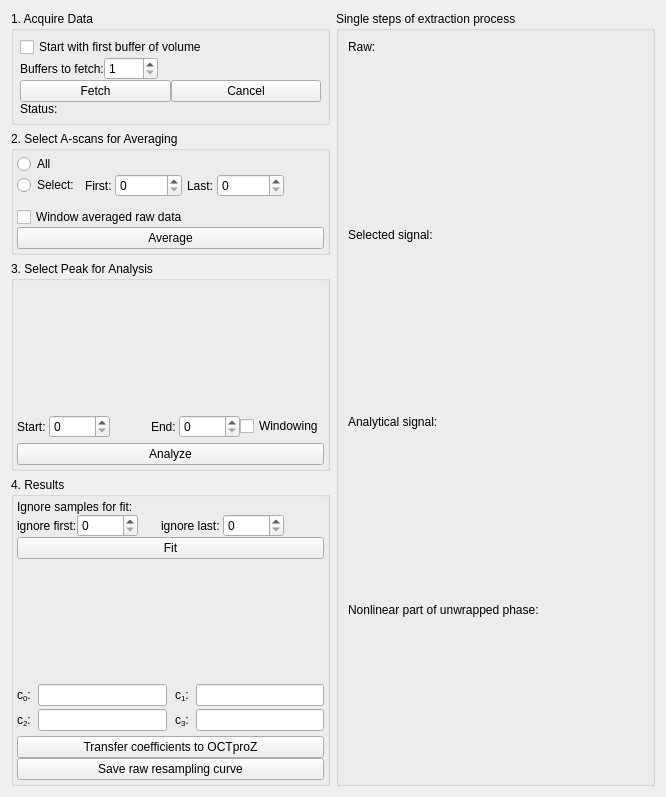
spectralcode/PhaseExtractionExtension, file src/phaseextractionextensionform.ui: the form before one commit.
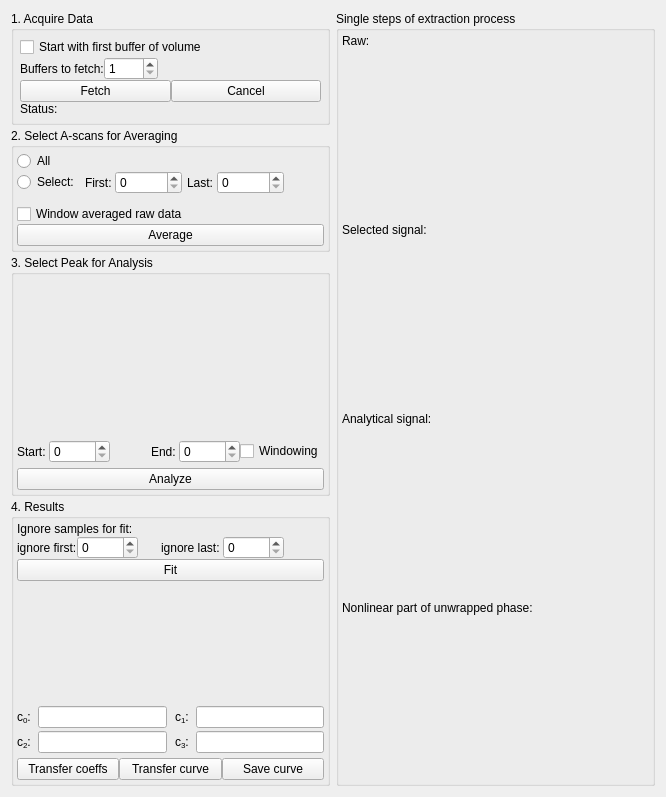
The form after the commit. Custom widgets are drawn as their Qt base class.

Commit message: transfer curve to octproz added

Patch:
```diff
--- a/src/phaseextractionextensionform.ui
+++ b/src/phaseextractionextensionform.ui
@@ -25,9 +25,12 @@
   <property name="windowTitle">
    <string>Form</string>
   </property>
-  <layout class="QHBoxLayout" name="horizontalLayout_11">
+  <layout class="QHBoxLayout" name="horizontalLayout_14">
    <item>
     <layout class="QVBoxLayout" name="verticalLayout_9">
+     <property name="spacing">
+      <number>3</number>
+     </property>
      <item>
       <widget class="QGroupBox" name="groupBox">
        <property name="minimumSize">
@@ -675,18 +678,29 @@
          </spacer>
         </item>
         <item>
+         <layout class="QHBoxLayout" name="horizontalLayout_11">
+          <item>
          <widget class="QPushButton" name="pushButton_transferCoeffs">
           <property name="text">
-           <string>Transfer coefficients to OCTproZ</string>
+             <string>Transfer coeffs</string>
+            </property>
+           </widget>
+          </item>
+          <item>
+           <widget class="QPushButton" name="pushButton_transferCurve">
+            <property name="text">
+             <string>Transfer curve</string>
           </property>
          </widget>
         </item>
         <item>
          <widget class="QPushButton" name="pushButton_saveRawResamplingCurve">
           <property name="text">
-           <string>Save raw resampling curve</string>
-          </property>
-         </widget>
+             <string>Save curve</string>
+            </property>
+           </widget>
+          </item>
+         </layout>
         </item>
        </layout>
       </widget>
@@ -699,6 +713,21 @@
       <string>Single steps of extraction process</string>
      </property>
      <layout class="QVBoxLayout" name="verticalLayout_10">
+      <property name="spacing">
+       <number>0</number>
+      </property>
+      <property name="leftMargin">
+       <number>3</number>
+      </property>
+      <property name="topMargin">
+       <number>3</number>
+      </property>
+      <property name="rightMargin">
+       <number>3</number>
+      </property>
+      <property name="bottomMargin">
+       <number>3</number>
+      </property>
       <item>
        <layout class="QVBoxLayout" name="verticalLayout_7">
         <item>
```
Lines whose indentation alone changed are shown as unchanged. The commit also changes 5 other files.
